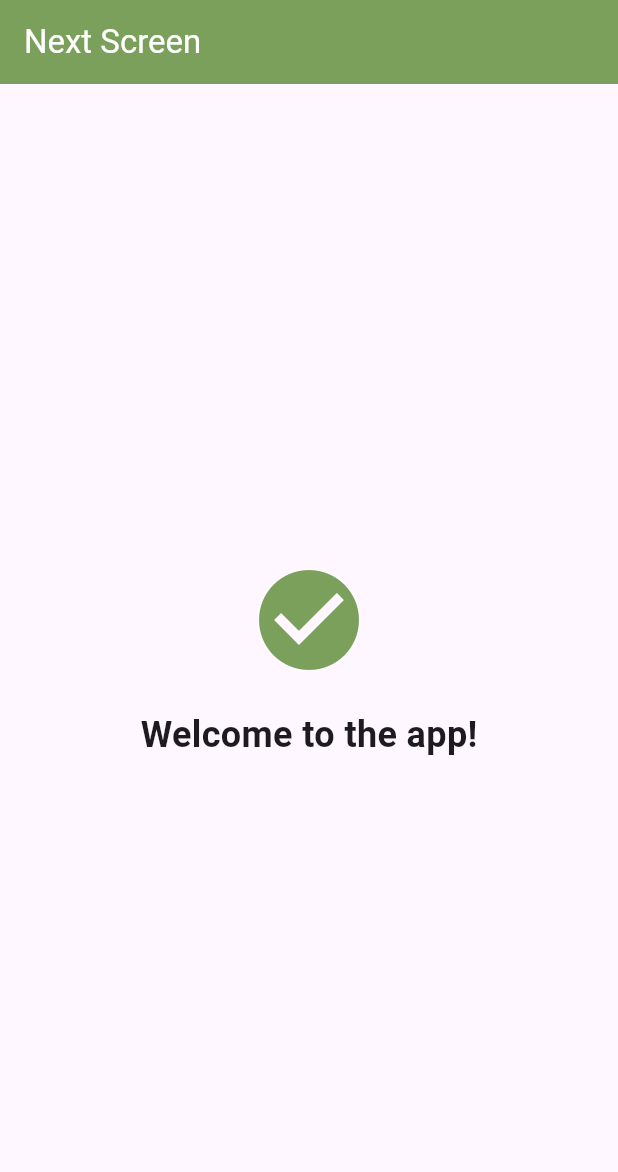
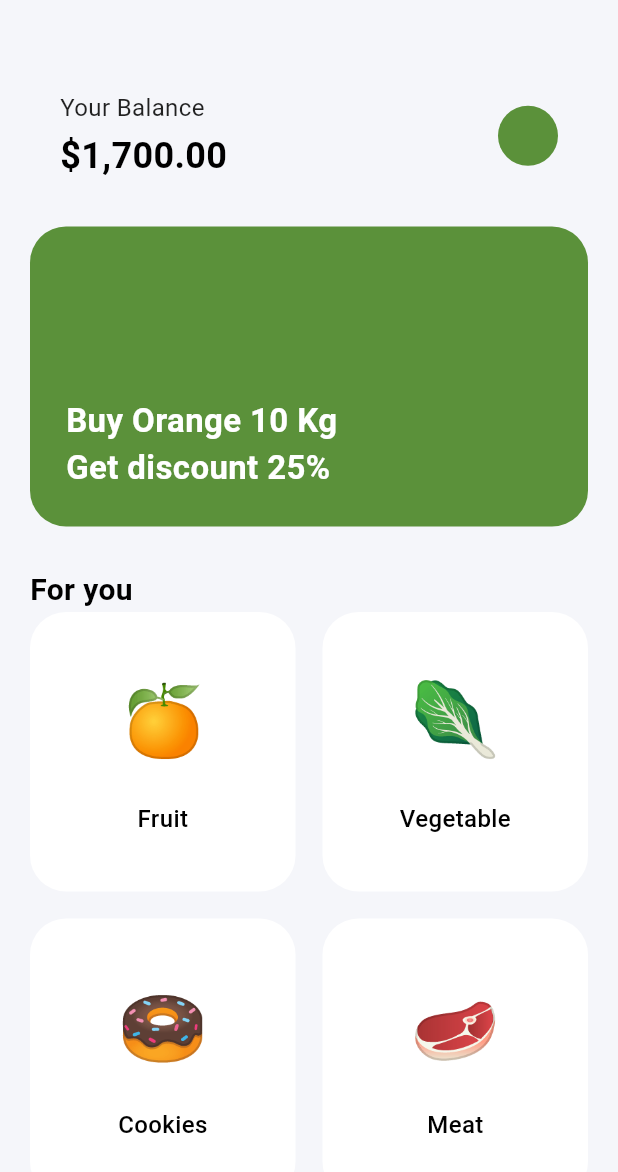
Before and after one commit to thanhtin1808/flutter02_bt_widget, a Flutter app: the screen it shows after launch, after a tap on "Get Started", on a phone screen of 412 x 824 dp. Shown: the top 1172 px of the screen. Run offline on Flutter 3.47's test engine with Material 3 defaults, Android fonts, the phone set to English and light mode, and no system bars; our stand-ins replace google_fonts.

Commit message:
feat: add home shop screen 1

```diff
--- /dev/null
+++ b/lib/layout1/home_shop1_screen.dart
@@ -0,0 +1,162 @@
+import 'package:flutter/material.dart';
+
+class HomeShop1Screen extends StatelessWidget {
+  const HomeShop1Screen({Key? key}) : super(key: key);
+
+  @override
+  Widget build(BuildContext context) {
+    return Scaffold(
+      backgroundColor: const Color(0xFFF5F6FA),
+      body: Padding(
+        padding: const EdgeInsets.all(20.0),
+        child: Column(
+          crossAxisAlignment: CrossAxisAlignment.start,
+          children: [
+            SizedBox(height: 20),
+            // Balance Card
+            Container(
+              padding: const EdgeInsets.all(20),
+              child: Row(
+                children: [
+                  Expanded(
+                    child: Column(
+                      crossAxisAlignment: CrossAxisAlignment.start,
+                      children: const [
+                        Text(
+                          'Your Balance',
+                          style: TextStyle(
+                            fontSize: 16,
+                            color: Colors.black87,
+                          ),
+                        ),
+                        SizedBox(height: 4),
+                        Text(
+                          '\$1,700.00',
+                          style: TextStyle(
+                            fontSize: 24,
+                            fontWeight: FontWeight.bold,
+                            color: Colors.black,
+                          ),
+                        ),
+                      ],
+                    ),
+                  ),
+                  Container(
+                    width: 40,
+                    height: 40,
+                    decoration: const BoxDecoration(
+                      color: Color(0xFF5b913a),
+                      shape: BoxShape.circle,
+                    ),
+                  ),
+                ],
+              ),
+            ),
+            const SizedBox(height: 10),
+            // Discount Card
+            Container(
+              alignment: Alignment.bottomLeft,
+              height: 200,
+              width: double.infinity,
+              padding: const EdgeInsets.all(24),
+              decoration: BoxDecoration(
+                color: const Color(0xFF5b913a),
+                borderRadius: BorderRadius.circular(24),
+              ),
+              child: const Text(
+                'Buy Orange 10 Kg\nGet discount 25%',
+                style: TextStyle(
+                  fontSize: 22,
+                  fontWeight: FontWeight.bold,
+                  color: Colors.white,
+                ),
+              ),
+            ),
+            const SizedBox(height: 28),
+            // For you title
+            const Text(
+              'For you',
+              style: TextStyle(
+                fontSize: 20,
+                fontWeight: FontWeight.bold,
+                color: Colors.black,
+              ),
+            ),
+            // Category Grid
+            Expanded(
+              child: GridView.count(
+                crossAxisCount: 2,
+                mainAxisSpacing: 18,
+                crossAxisSpacing: 18,
+                childAspectRatio: 0.95,
+                children: [
+                  _CategoryCard(
+                    icon: Icons.circle, // Replace with your asset or custom icon
+                    label: 'Fruit',
+                    image: '🍊', // Emoji for demo, replace with Image.asset if needed
+                  ),
+                  _CategoryCard(
+                    icon: Icons.circle,
+                    label: 'Vegetable',
+                    image: '🥬',
+                  ),
+                  _CategoryCard(
+                    icon: Icons.circle,
+                    label: 'Cookies',
+                    image: '🍩',
+                  ),
+                  _CategoryCard(
+                    icon: Icons.circle,
+                    label: 'Meat',
+                    image: '🥩',
+                  ),
+                ],
+              ),
+            ),
+          ],
+        ),
+      ),
+    );
+  }
+}
+
+class _CategoryCard extends StatelessWidget {
+  final IconData icon;
+  final String label;
+  final String image; // Use emoji or asset path
+
+  const _CategoryCard({
+    Key? key,
+    required this.icon,
+    required this.label,
+    required this.image,
+  }) : super(key: key);
+
+  @override
+  Widget build(BuildContext context) {
+    return Container(
+      decoration: BoxDecoration(
+        color: Colors.white,
+        borderRadius: BorderRadius.circular(24),
+      ),
+      child: Column(
+        mainAxisAlignment: MainAxisAlignment.center,
+        children: [
+          Text(
+            image,
+            style: const TextStyle(fontSize: 48),
+          ),
+          const SizedBox(height: 20),
+          Text(
+            label,
+            style: const TextStyle(
+              fontSize: 16,
+              fontWeight: FontWeight.w500,
+              color: Colors.black,
+            ),
+          ),
+        ],
+      ),
+    );
+  }
+}
--- a/lib/onboarding_screen.dart
+++ b/lib/layout1/onboarding_screen.dart
@@ -1,4 +1,5 @@
 import 'package:flutter/material.dart';
+import 'package:flutter02_bt_widget/layout1/home_shop1_screen.dart';
 import 'package:google_fonts/google_fonts.dart';
 
 class OnboardingScreen extends StatelessWidget {
@@ -44,7 +45,7 @@ class OnboardingScreen extends StatelessWidget {
                 onPressed: () {
                   Navigator.pushReplacement(
                     context,
-                    MaterialPageRoute(builder: (context) => const NextScreen()),
+                    MaterialPageRoute(builder: (context) => const HomeShop1Screen()),
                   );
                 },
                 style: ElevatedButton.styleFrom(
@@ -98,32 +99,3 @@ class CurvedClipper extends CustomClipper<Path> {
   @override
   bool shouldReclip(CustomClipper<Path> oldClipper) => false;
 }
-
-// Placeholder for your next screen
-class NextScreen extends StatelessWidget {
-  const NextScreen({super.key});
-
-  @override
-  Widget build(BuildContext context) {
-    return Scaffold(
-      appBar: AppBar(
-        title: const Text('Next Screen'),
-        backgroundColor: const Color(0xFF7BA05B),
-        foregroundColor: Colors.white,
-      ),
-      body: const Center(
-        child: Column(
-          mainAxisAlignment: MainAxisAlignment.center,
-          children: [
-            Icon(Icons.check_circle, size: 80, color: Color(0xFF7BA05B)),
-            SizedBox(height: 20),
-            Text(
-              'Welcome to the app!',
-              style: TextStyle(fontSize: 24, fontWeight: FontWeight.bold),
-            ),
-          ],
-        ),
-      ),
-    );
-  }
-}
--- a/lib/main.dart
+++ b/lib/main.dart
@@ -1,5 +1,5 @@
 import 'package:flutter/material.dart';
-import 'onboarding_screen.dart'; // Import the onboarding_screen.dart file
+import 'layout1/onboarding_screen.dart'; // Import the onboarding_screen.dart file
 
 void main() {
   runApp(const MyApp());
```
